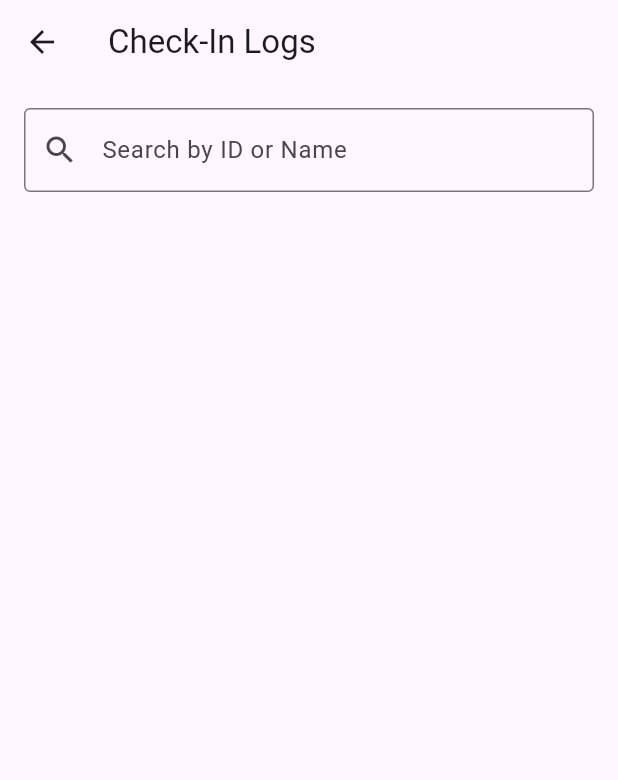
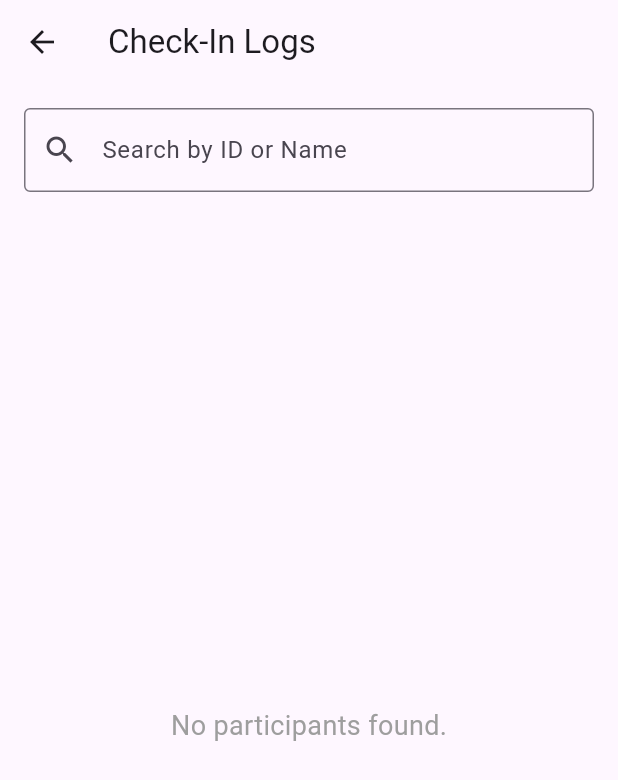
Before and after one commit to Armankothariya/smart-event-checkin-app, a Flutter app: the LogsScreen screen opened by its route, on a phone screen of 412 x 824 dp. Shown: the top 780 px of the screen. Run offline on Flutter 3.47's test engine with Material 3 defaults, Android fonts, the phone set to English and light mode, and no system bars; our stand-ins replace hive, hive_flutter; accounts and stored records are empty.

Commit message:
Offline Storage & Final Enhancements

```diff
--- a/lib/screens/logs_screen.dart
+++ b/lib/screens/logs_screen.dart
@@ -54,7 +54,14 @@ class _LogsScreenState extends State<LogsScreen> {
                 ),
               ),
               Expanded(
-                child: ListView.builder(
+                child: filteredLogs.isEmpty
+                    ? const Center(
+                        child: Text(
+                          'No participants found.',
+                          style: TextStyle(fontSize: 18, color: Colors.grey),
+                        ),
+                      )
+                    : ListView.builder(
                         itemCount: filteredLogs.length,
                         itemBuilder: (context, index) {
                           final log = filteredLogs[index];
```
Also changed, not shown: 3 other files. Lines whose indentation alone changed are shown as unchanged.
